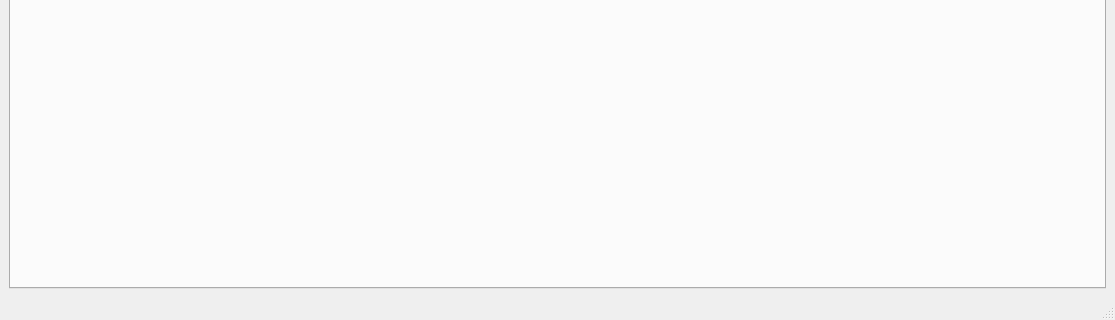
Above: hallbench/gui/ui/hallbenchwindow.ui from lnls-ima/hall-bench-control before the change; both pictures show x 0 to 1115 and y 531 to 851 of the 1115 by 851 pixel window. Below: the same form after it.
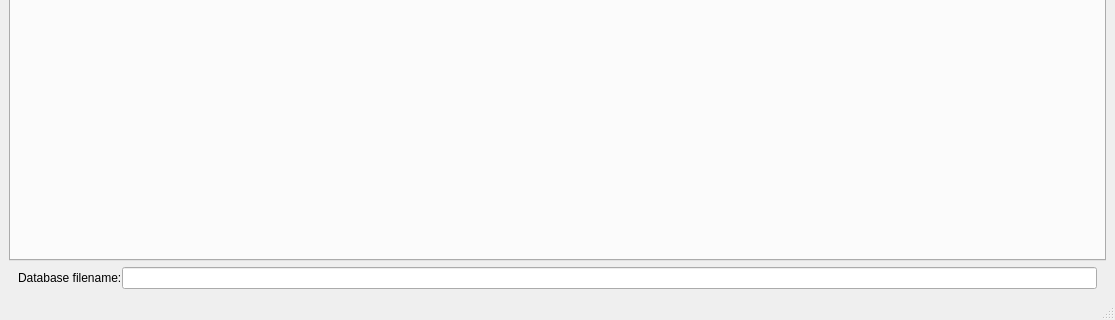
That is the form after the change.

What changed in the file:
```diff
--- a/hallbench/gui/ui/hallbenchwindow.ui
+++ b/hallbench/gui/ui/hallbenchwindow.ui
@@ -14,8 +14,8 @@
    <string>Hall Bench Control</string>
   </property>
   <widget class="QWidget" name="centralwidget">
-   <layout class="QVBoxLayout" name="verticalLayout">
-    <item>
+   <layout class="QGridLayout" name="gridLayout">
+    <item row="0" column="0">
      <widget class="QTabWidget" name="main_tab">
       <property name="currentIndex">
        <number>1</number>
@@ -32,6 +32,41 @@
       </widget>
      </widget>
     </item>
+    <item row="1" column="0">
+     <widget class="QFrame" name="frame">
+      <layout class="QHBoxLayout" name="horizontalLayout">
+       <property name="spacing">
+        <number>0</number>
+       </property>
+       <property name="leftMargin">
+        <number>9</number>
+       </property>
+       <property name="topMargin">
+        <number>0</number>
+       </property>
+       <property name="rightMargin">
+        <number>9</number>
+       </property>
+       <property name="bottomMargin">
+        <number>0</number>
+       </property>
+       <item>
+        <widget class="QLabel" name="label">
+         <property name="text">
+          <string>Database filename:</string>
+         </property>
+        </widget>
+       </item>
+       <item>
+        <widget class="QLineEdit" name="database_filename_le">
+         <property name="readOnly">
+          <bool>true</bool>
+         </property>
+        </widget>
+       </item>
+      </layout>
+     </widget>
+    </item>
    </layout>
   </widget>
   <widget class="QMenuBar" name="menubar">
```
